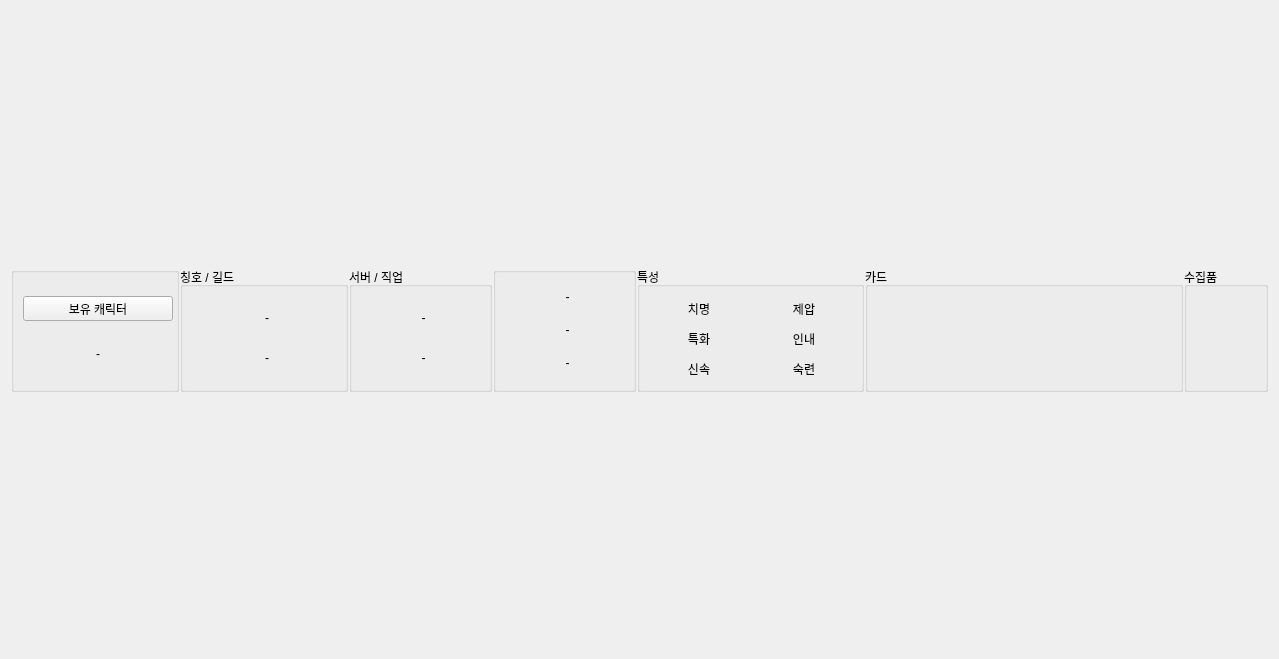
This is ui/character/character_widget.ui in Wseop/loa-manager-qt-client as Qt 5 draws it before an edit. The edited form follows.
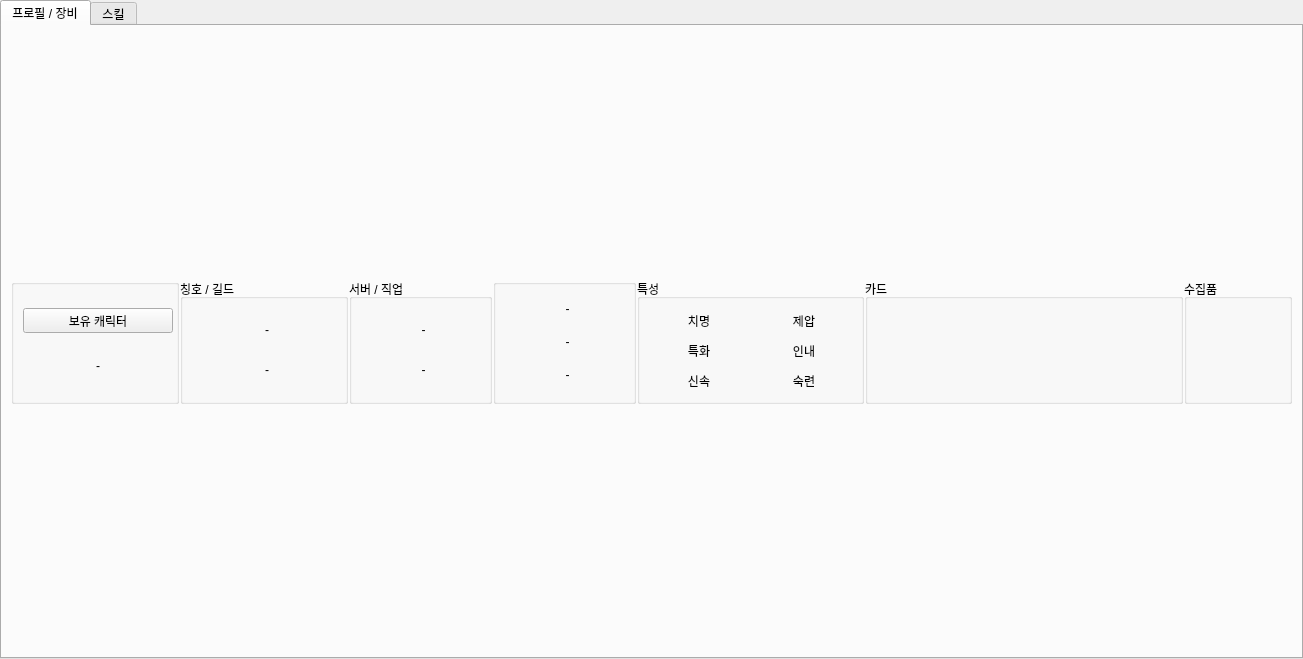
This is the edited form.

Diff of the .ui file:
```diff
--- a/ui/character/character_widget.ui
+++ b/ui/character/character_widget.ui
@@ -6,7 +6,7 @@
    <rect>
     <x>0</x>
     <y>0</y>
-    <width>1279</width>
+    <width>1303</width>
     <height>659</height>
    </rect>
   </property>
@@ -17,6 +17,31 @@
    <property name="spacing">
     <number>1</number>
    </property>
+   <property name="leftMargin">
+    <number>0</number>
+   </property>
+   <property name="topMargin">
+    <number>0</number>
+   </property>
+   <property name="rightMargin">
+    <number>0</number>
+   </property>
+   <property name="bottomMargin">
+    <number>0</number>
+   </property>
+   <item>
+    <widget class="QTabWidget" name="tabWidget">
+     <property name="currentIndex">
+      <number>0</number>
+     </property>
+     <widget class="QWidget" name="tabProfileEquip">
+      <attribute name="title">
+       <string>프로필 / 장비</string>
+      </attribute>
+      <layout class="QVBoxLayout" name="vLayoutTabProfileEquip">
+       <property name="spacing">
+        <number>1</number>
+       </property>
    <item>
     <layout class="QHBoxLayout" name="hLayoutProfile">
      <item>
@@ -525,6 +550,20 @@
    </item>
    <item>
     <layout class="QHBoxLayout" name="hLayoutGem2"/>
+       </item>
+      </layout>
+     </widget>
+     <widget class="QWidget" name="tabSkill">
+      <attribute name="title">
+       <string>스킬</string>
+      </attribute>
+      <layout class="QVBoxLayout" name="vLayoutTabSkill">
+       <property name="spacing">
+        <number>1</number>
+       </property>
+      </layout>
+     </widget>
+    </widget>
    </item>
   </layout>
  </widget>
```
Lines whose indentation alone changed are shown as unchanged.
